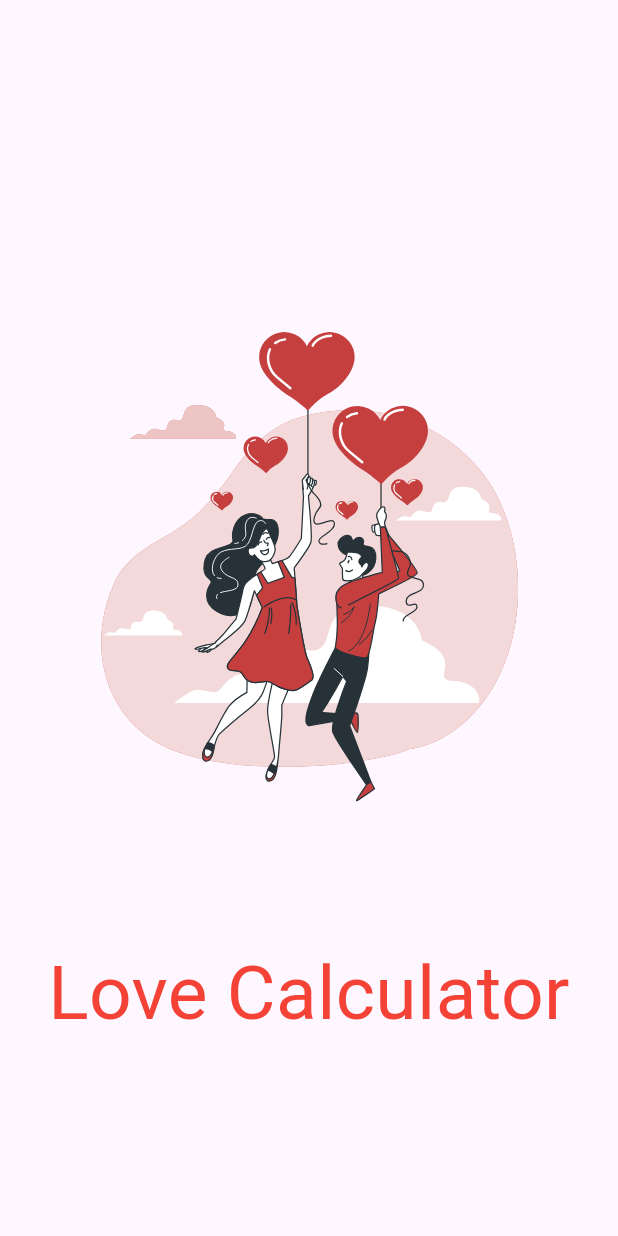
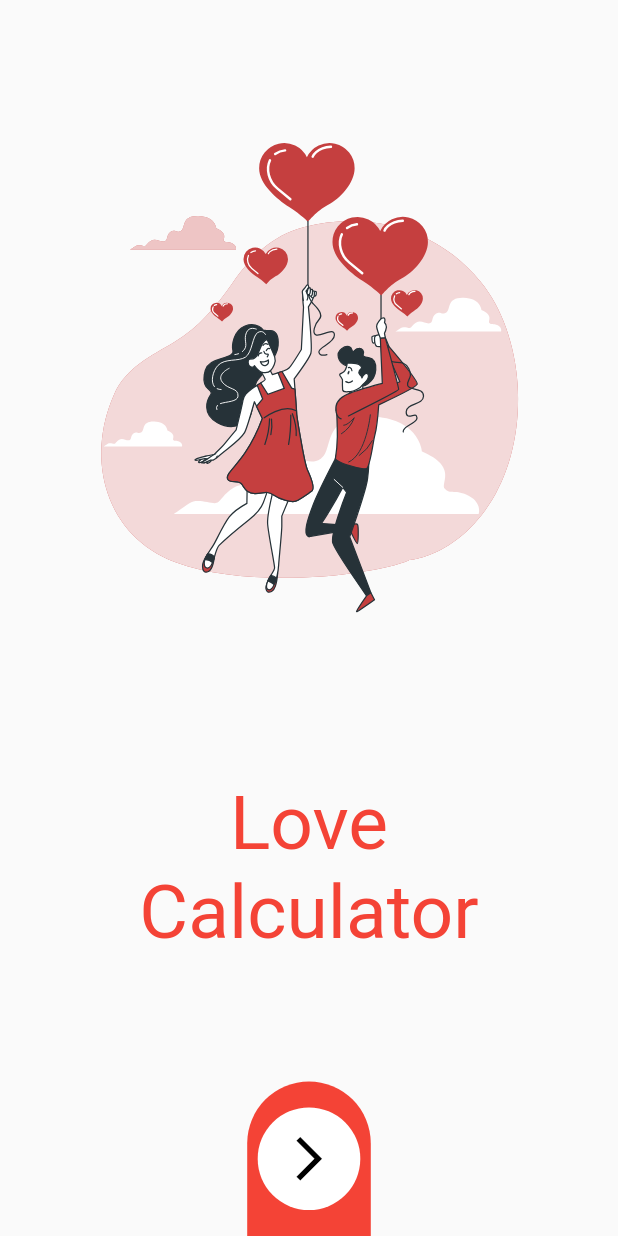
Before and after one commit to Four-Eyed-Gems/calc, a Flutter app: the screen it shows after launch, on a phone screen of 412 x 824 dp. Run offline on Flutter 3.47's test engine with Material 2 defaults, Android fonts, the light colour scheme and no system bars; our stand-ins replace flutter_svg, google_fonts; Roboto replaces fonts that are missing (Coiny).

Commit message:
first screen ui

```diff
--- a/lib/main.dart
+++ b/lib/main.dart
@@ -1,57 +1,11 @@
+import 'package:calc/screens/first_screen.dart';
 import 'package:flutter/material.dart';
 import 'package:flutter_svg/flutter_svg.dart';
 import 'package:google_fonts/google_fonts.dart';
 
 void main() {
-  runApp(const MyApp());
+  runApp(const MaterialApp(
+    home:  FirstScreen(),
+    debugShowCheckedModeBanner: false,
+  ));
 }
-
-class MyApp extends StatelessWidget {
-  const MyApp({super.key});
-  @override
-  Widget build(BuildContext context) {
-    return MaterialApp(
-      title: 'Flutter Demo',
-      theme: ThemeData(
-        colorScheme: ColorScheme.fromSeed(seedColor: Colors.deepPurple),
-        useMaterial3: true,
-      ),
-      home: const MyHomePage(title: 'Home Page'),
-    );
-  }
-}
-
-class MyHomePage extends StatefulWidget {
-  const MyHomePage({super.key, required this.title});
-
-  final String title;
-
-  @override
-  State<MyHomePage> createState() => _MyHomePageState();
-}
-
-class _MyHomePageState extends State<MyHomePage> {
-
-  final String _appTitle = 'Love Calculator';
-
-  @override
-  Widget build(BuildContext context) {
-    return Scaffold(
-      body: Center(
-        child: Column(
-          mainAxisAlignment: MainAxisAlignment.center,
-          children: <Widget>[
-            SvgPicture.asset('assets/images/start-screen-img.svg'),
-            Text(
-              _appTitle,
-              textAlign: TextAlign.center,
-              style: GoogleFonts.coiny(
-                  textStyle: const TextStyle(fontSize: 50, color: Colors.red)),
-            ),
-          ],
-        ),
-      ),
-      // This trailing comma makes auto-formatting nicer for build methods.
-    );
-  }
-}
--- /dev/null
+++ b/lib/screens/first_screen.dart
@@ -0,0 +1,56 @@
+import 'package:flutter/material.dart';
+import 'package:flutter_svg/flutter_svg.dart';
+import 'package:google_fonts/google_fonts.dart';
+
+class FirstScreen extends StatefulWidget {
+  const FirstScreen({Key? key}) : super(key: key);
+
+  @override
+  State<FirstScreen> createState() => _FirstScreenState();
+}
+
+class _FirstScreenState extends State<FirstScreen> {
+
+  @override
+  Widget build(BuildContext context) {
+    final size = MediaQuery.of(context).size;
+    return Scaffold(
+      body: Column(
+        children: [
+          SvgPicture.asset('assets/images/start-screen-img.svg'),
+          const SizedBox(height: 20.0),
+          Text(
+            'Love',
+            textAlign: TextAlign.center,
+            style: textStyle
+          ),
+          Text(
+            'Calculator',
+            textAlign: TextAlign.center,
+            style: textStyle
+          ),
+          const Spacer(),
+          Container(
+            height: size.height / 8,
+            width: size.width / 5,
+            decoration: const BoxDecoration(
+              color: Colors.red,
+              borderRadius: BorderRadius.vertical(
+                top: Radius.circular(60)
+              )
+            ),
+            padding: const EdgeInsets.only(left: 7.0,right: 7.0),
+            child: const CircleAvatar(
+              backgroundColor: Colors.white,
+              child: Icon(Icons.arrow_forward_ios,size: 35.0,color: Colors.black),
+            ),
+          )
+        ],
+      ),
+    );
+  }
+
+  final textStyle = GoogleFonts.coiny(
+      textStyle: const TextStyle(fontSize: 50, color: Colors.red));
+
+}
--- a/pubspec.yaml
+++ b/pubspec.yaml
@@ -34,7 +34,7 @@ dependencies:
   # Use with the CupertinoIcons class for iOS style icons.
   cupertino_icons: ^1.0.2
   flutter_svg: ^1.1.6
-  google_fonts: ^4.0.5
+  google_fonts: ^4.0.3
 
 dev_dependencies:
   flutter_test:
```
Also changed, not shown: pubspec.lock, 2 other files.
